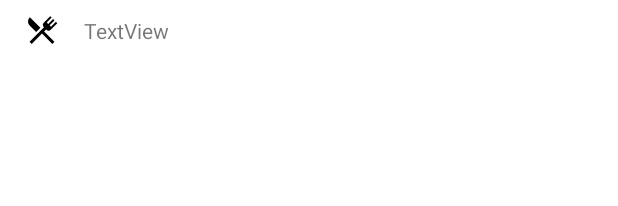
After one commit to GholemHub/MoneyLab2, an Android app: the layout item_bottom_sheet_category.xml on its own in the app's theme, with its tools: preview values and no code run, on a phone screen of 412 x 824 dp. The commit adds this screen. Shown: the top 206 px of the screen. Run offline under Robolectric (Android 15) with nearby library versions, the phone set to English and light mode, and no system bars.

Commit message:
[G] Category bottom sheet

```diff
--- a/app/src/main/java/com/gholem/moneylab/domain/model/AddTransactionItem.kt
+++ b/app/src/main/java/com/gholem/moneylab/domain/model/AddTransactionItem.kt
@@ -13,7 +13,6 @@ sealed class AddTransactionItem {
     object NewTransaction : AddTransactionItem()
 
     companion object {
-
         fun getDefaultItems(): List<AddTransactionItem> =
             listOf(
                 Category(TransactionCategory.getDefault()),
--- a/app/src/main/java/com/gholem/moneylab/domain/model/TransactionCategory.kt
+++ b/app/src/main/java/com/gholem/moneylab/domain/model/TransactionCategory.kt
@@ -18,7 +18,6 @@ enum class TransactionCategory(
     companion object {
 
         fun getDefault() = OTHER
-
         fun fromId(id: Int): TransactionCategory {
             return when (id) {
                 0 -> OTHER
--- a/app/src/main/java/com/gholem/moneylab/features/add/adapter/viewholder/AddTransactionViewHolder.kt
+++ b/app/src/main/java/com/gholem/moneylab/features/add/adapter/viewholder/AddTransactionViewHolder.kt
@@ -19,8 +19,6 @@ sealed class AddTransactionViewHolder(binding: ViewBinding) :
             binding.categoryButton.setText(category.category.categoryName)
             binding.categoryButton
                 .setCompoundDrawablesWithIntrinsicBounds(0, 0, category.category.image, 0)
-//            binding.itemCategoryName.setText(category.category.categoryName)
-//            binding.itemCategoryImage.setBackgroundResource(category.category.image)
         }
     }
 
--- a/app/src/main/java/com/gholem/moneylab/features/add/navigation/AddNavigationEvent.kt
+++ b/app/src/main/java/com/gholem/moneylab/features/add/navigation/AddNavigationEvent.kt
@@ -1,6 +1,6 @@
 package com.gholem.moneylab.features.add.navigation
 
 sealed class AddNavigationEvent {
-
     object ToPreviousScreen : AddNavigationEvent()
+    object ToCategoryBottomSheetDialog : AddNavigationEvent()
 }
--- a/app/src/main/java/com/gholem/moneylab/features/add/viewmodel/AddTransactionViewModel.kt
+++ b/app/src/main/java/com/gholem/moneylab/features/add/viewmodel/AddTransactionViewModel.kt
@@ -8,7 +8,6 @@ import com.gholem.moneylab.domain.model.Transaction
 import com.gholem.moneylab.features.add.domain.GetTransactionListUseCase
 import com.gholem.moneylab.features.add.domain.InsertTransactionsModelUseCase
 import com.gholem.moneylab.features.add.navigation.AddNavigationEvent
-import com.gholem.moneylab.features.template.navigation.TemplateNavigationEvent
 import dagger.hilt.android.lifecycle.HiltViewModel
 import kotlinx.coroutines.channels.Channel
 import kotlinx.coroutines.flow.receiveAsFlow
@@ -42,6 +41,10 @@ class AddTransactionViewModel @Inject constructor(
         Action.GetTransactionsData.send()
     }
 
+    fun navigateToCategoryBottomSheet() = viewModelScope.launch {
+        navigation.emit(AddNavigationEvent.ToCategoryBottomSheetDialog)
+    }
+
     fun saveTransaction(transactions: List<Transaction>) = viewModelScope.launch {
         insertTransactionsModelUseCase.run(transactions)
         getTransactionListUseCase.run(Unit).forEach {
@@ -56,7 +59,6 @@ class AddTransactionViewModel @Inject constructor(
         }
 
     sealed class Action {
-
         object GetTransactionsData : Action()
     }
 }
--- a/app/src/main/java/com/gholem/moneylab/main/MainActivity.kt
+++ b/app/src/main/java/com/gholem/moneylab/main/MainActivity.kt
@@ -8,6 +8,7 @@ import androidx.navigation.ui.setupWithNavController
 import com.gholem.moneylab.R
 import com.gholem.moneylab.common.BottomNavigationVisibilityBus
 import com.gholem.moneylab.databinding.ActivityMainBinding
+import com.gholem.moneylab.features.add.BottomSheetCategoryFragment
 import dagger.hilt.android.AndroidEntryPoint
 import javax.inject.Inject
 
@@ -27,6 +28,8 @@ class MainActivity : AppCompatActivity() {
         showBottomNavigation(
             savedInstanceState?.getBoolean(BOTTOM_NAVIGATION_VISIBILITY_KEY) ?: false
         )
+
+
     }
 
     //Can change stuff when screen is rotating(or when screen is reloaded)
--- /dev/null
+++ b/app/src/main/res/layout/item_bottom_sheet_category.xml
@@ -0,0 +1,34 @@
+<?xml version="1.0" encoding="utf-8"?>
+<androidx.constraintlayout.widget.ConstraintLayout xmlns:android="http://schemas.android.com/apk/res/android"
+    xmlns:app="http://schemas.android.com/apk/res-auto"
+    xmlns:tools="http://schemas.android.com/tools"
+    android:layout_width="match_parent"
+    android:layout_height="wrap_content"
+    android:clickable="true"
+    android:focusable="true"
+    android:focusableInTouchMode="true">
+
+    <ImageView
+        android:id="@+id/imageOfCategory"
+        android:layout_width="wrap_content"
+        android:layout_height="wrap_content"
+        android:layout_marginStart="@dimen/margin_default"
+        android:layout_marginTop="@dimen/margin_0.5x"
+        android:layout_marginBottom="@dimen/margin_0.5x"
+        app:layout_constraintBottom_toBottomOf="parent"
+        app:layout_constraintEnd_toStartOf="@+id/category_name"
+        app:layout_constraintStart_toStartOf="parent"
+        app:layout_constraintTop_toTopOf="parent"
+        tools:srcCompat="@drawable/ic_category_food" />
+
+    <TextView
+        android:id="@+id/category_name"
+        android:layout_width="wrap_content"
+        android:layout_height="wrap_content"
+        android:layout_marginStart="@dimen/margin_default"
+        android:text="TextView"
+        app:layout_constraintBottom_toBottomOf="parent"
+        app:layout_constraintStart_toEndOf="@+id/imageOfCategory"
+        app:layout_constraintTop_toTopOf="parent" />
+
+</androidx.constraintlayout.widget.ConstraintLayout>
```
Also changed, not shown: app/src/main/java/com/gholem/moneylab/arch/base/BaseBottomSheetFragment.kt (added, +52 -0 lines), app/src/main/java/com/gholem/moneylab/features/add/AddTransactionFragment.kt (+7 -1 lines), app/src/main/java/com/gholem/moneylab/features/add/BottomSheetCategoryFragment.kt (added, +42 -0 lines), app/src/main/java/com/gholem/moneylab/features/add/adapter/AddTransactionsAdapter.kt (+29 -9 lines), app/src/main/java/com/gholem/moneylab/features/add/navigation/AddTransactionNavigation.kt (+5 -2 lines), app/src/main/java/com/gholem/moneylab/features/add/viewmodel/BottomSheetCategoryViewModel.kt (added, +11 -0 lines), app/src/main/res/layout/bottomsheet_category_fragment.xml (added, +7 -0 lines), app/src/main/res/navigation/add_navigation.xml (+14 -1 lines).
